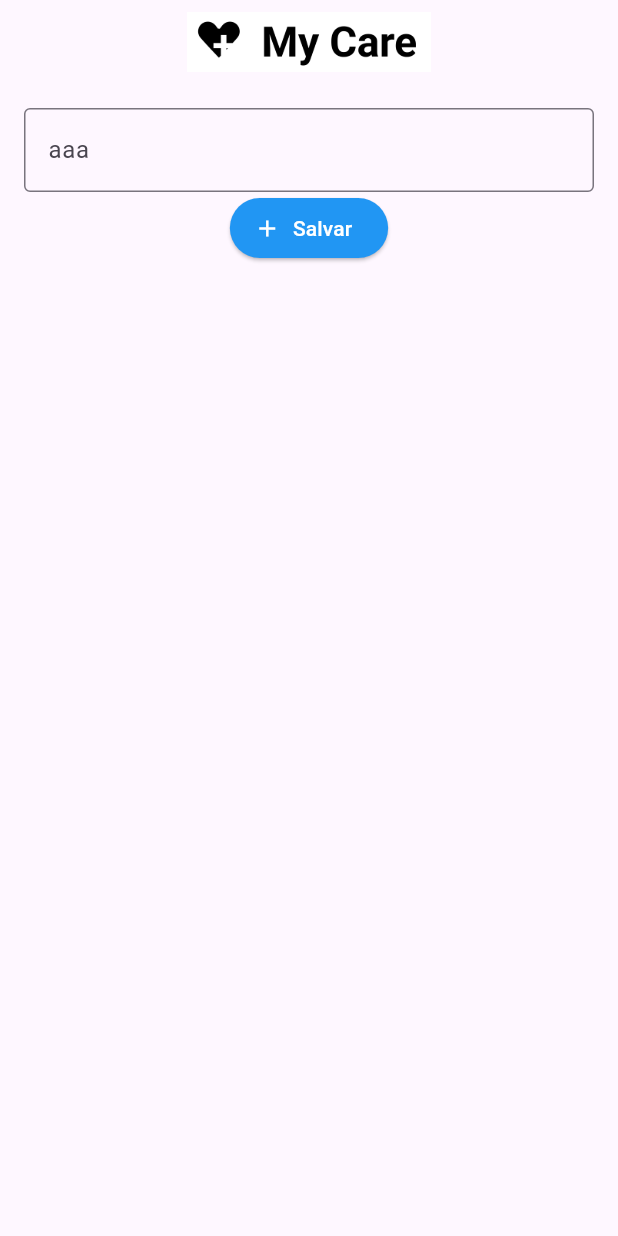
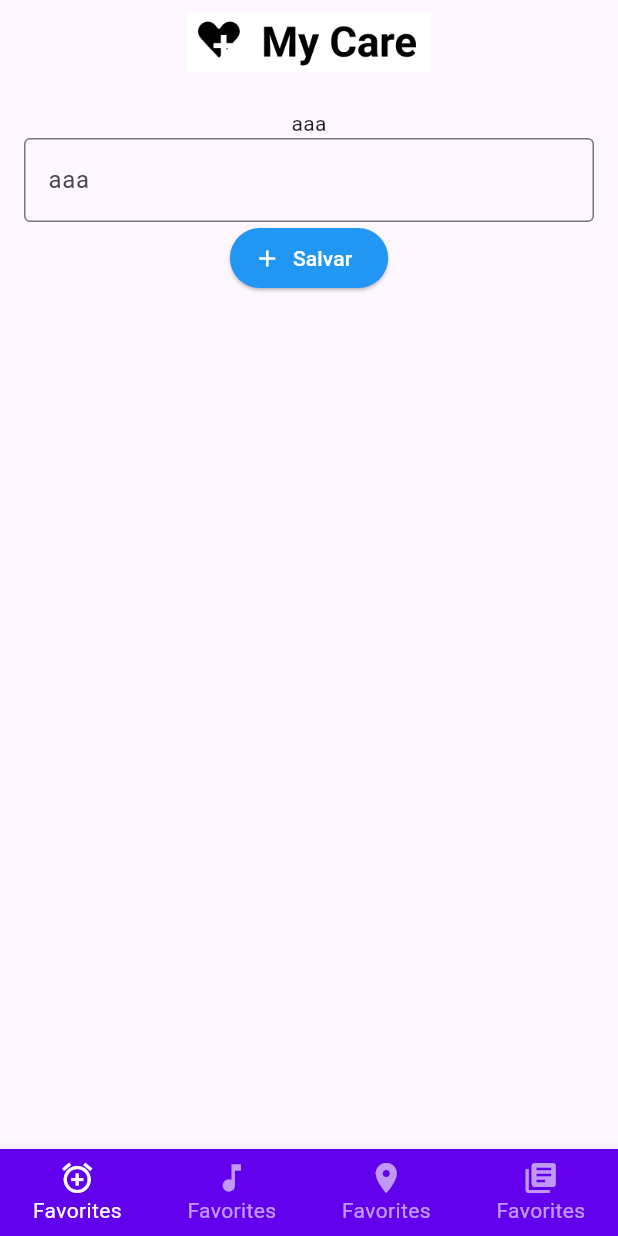
Before and after one commit to ErickRezende1833/mycareapp, a Flutter app: the screen it shows after launch, on a phone screen of 412 x 824 dp. Run offline on Flutter 3.47's test engine with Material 3 defaults, Android fonts, the phone set to English and light mode, and no system bars.

Commit message:
feat: navbar inferior

```diff
--- a/lib/main.dart
+++ b/lib/main.dart
@@ -11,7 +11,7 @@ class MyApp extends StatelessWidget {
   @override
   Widget build(BuildContext context) {
     return const MaterialApp(
-      home: AddMedicacao(), // Altere esta linha para exibir a tela de cadastro
+      home: AddMedicacao(),
     );
   }
 }
--- a/lib/view/addMedicacao.dart
+++ b/lib/view/addMedicacao.dart
@@ -16,11 +16,14 @@ class AddMedicacao extends StatelessWidget {
         padding: const EdgeInsets.all(16.0),
         child: Column(
           children: [
+            Text("aaa"),
             CustomTextField(labelText: "aaa", hintText: "ddd"),
             CustomElevatedButton(onPressed: (){}, icon: Icons.add, label: "Salvar")
+
           ],
         ),
       ),
+      bottomNavigationBar: CustomBottomNavigationBar()
     );
   }
 }
@@ -72,5 +75,39 @@ class CustomElevatedButton extends StatelessWidget {
             );
   }
 
+}
 
+class CustomBottomNavigationBar extends StatelessWidget {
+  @override
+  Widget build(BuildContext context) {
+    return BottomNavigationBar(
+  type: BottomNavigationBarType.fixed,
+  backgroundColor: Color(0xFF6200EE),
+  selectedItemColor: Colors.white,
+  unselectedItemColor: Colors.white.withOpacity(.60),
+  selectedFontSize: 14,
+  unselectedFontSize: 14,
+  onTap: (value) {
+    // Respond to item press.
+  },
+  items: [
+    BottomNavigationBarItem(
+      label: 'Favorites',
+      icon: Icon(Icons.alarm_add),
+    ),
+    BottomNavigationBarItem(
+      label: 'Favorites',
+      icon: Icon(Icons.music_note),
+    ),
+    BottomNavigationBarItem(
+      label: 'Favorites',
+      icon: Icon(Icons.location_on),
+    ),
+    BottomNavigationBarItem(
+      label: 'Favorites',
+      icon: Icon(Icons.library_books),
+    ),
+  ],
+);
+  }
 }
```
